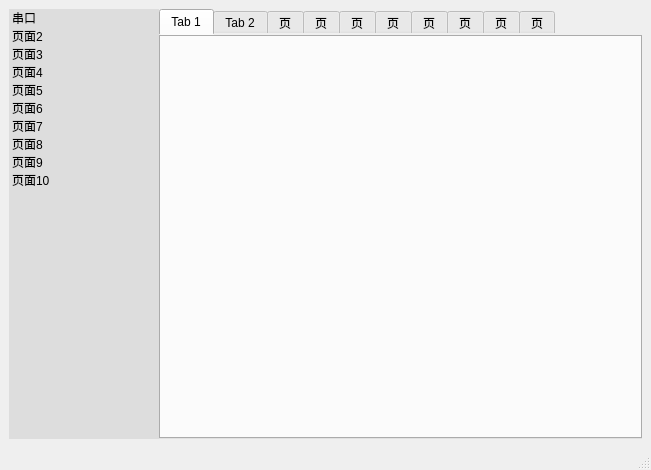
Qt form project_1/mainwindow.ui (DoveOutland/Graduation_Project) before a commit.
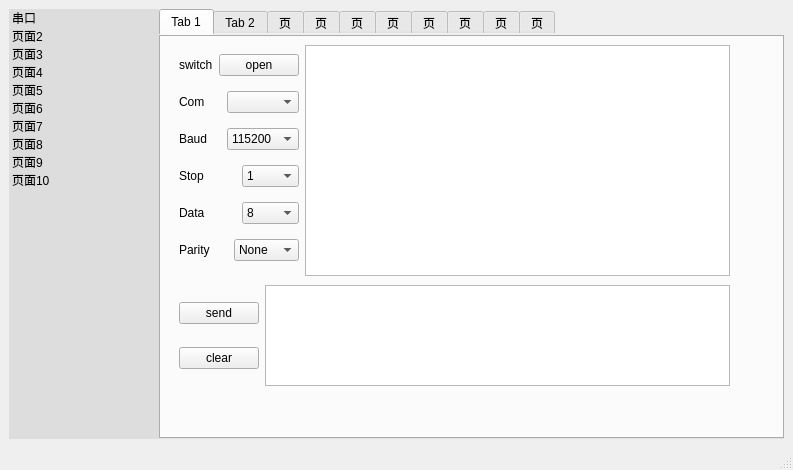
The same form after that commit. The open tabs and pages were chosen to show the change.

```diff
--- a/project_1/mainwindow.ui
+++ b/project_1/mainwindow.ui
@@ -6,7 +6,7 @@
    <rect>
     <x>0</x>
     <y>0</y>
-    <width>651</width>
+    <width>793</width>
     <height>470</height>
    </rect>
   </property>
@@ -108,6 +108,265 @@
          <attribute name="title">
           <string>Tab 1</string>
          </attribute>
+         <widget class="QWidget" name="">
+          <property name="geometry">
+           <rect>
+            <x>20</x>
+            <y>10</y>
+            <width>551</width>
+            <height>231</height>
+           </rect>
+          </property>
+          <layout class="QHBoxLayout" name="horizontalLayout_12" stretch="1,4">
+           <item>
+            <layout class="QVBoxLayout" name="verticalLayout">
+             <item>
+              <layout class="QHBoxLayout" name="horizontalLayout_10">
+               <item>
+                <widget class="QLabel" name="label">
+                 <property name="text">
+                  <string>switch</string>
+                 </property>
+                </widget>
+               </item>
+               <item>
+                <widget class="QPushButton" name="pushButton_2">
+                 <property name="text">
+                  <string>open</string>
+                 </property>
+                </widget>
+               </item>
+              </layout>
+             </item>
+             <item>
+              <layout class="QHBoxLayout" name="horizontalLayout_8" stretch="0,0">
+               <item>
+                <widget class="QLabel" name="label_7">
+                 <property name="text">
+                  <string>Com</string>
+                 </property>
+                </widget>
+               </item>
+               <item>
+                <widget class="QComboBox" name="comboBox_7"/>
+               </item>
+              </layout>
+             </item>
+             <item>
+              <layout class="QHBoxLayout" name="horizontalLayout_3" stretch="0,0">
+               <item>
+                <widget class="QLabel" name="label_2">
+                 <property name="text">
+                  <string>Baud</string>
+                 </property>
+                </widget>
+               </item>
+               <item>
+                <widget class="QComboBox" name="comboBox_2">
+                 <item>
+                  <property name="text">
+                   <string>115200</string>
+                  </property>
+                 </item>
+                 <item>
+                  <property name="text">
+                   <string>57600</string>
+                  </property>
+                 </item>
+                 <item>
+                  <property name="text">
+                   <string>38400</string>
+                  </property>
+                 </item>
+                 <item>
+                  <property name="text">
+                   <string>19200</string>
+                  </property>
+                 </item>
+                 <item>
+                  <property name="text">
+                   <string>9600</string>
+                  </property>
+                 </item>
+                 <item>
+                  <property name="text">
+                   <string>4800</string>
+                  </property>
+                 </item>
+                 <item>
+                  <property name="text">
+                   <string>2400</string>
+                  </property>
+                 </item>
+                 <item>
+                  <property name="text">
+                   <string>1200</string>
+                  </property>
+                 </item>
+                 <item>
+                  <property name="text">
+                   <string>-1</string>
+                  </property>
+                 </item>
+                </widget>
+               </item>
+              </layout>
+             </item>
+             <item>
+              <layout class="QHBoxLayout" name="horizontalLayout_4" stretch="0,0">
+               <item>
+                <widget class="QLabel" name="label_3">
+                 <property name="text">
+                  <string>Stop</string>
+                 </property>
+                </widget>
+               </item>
+               <item>
+                <widget class="QComboBox" name="comboBox_3">
+                 <item>
+                  <property name="text">
+                   <string>1</string>
+                  </property>
+                 </item>
+                 <item>
+                  <property name="text">
+                   <string>2</string>
+                  </property>
+                 </item>
+                 <item>
+                  <property name="text">
+                   <string>3</string>
+                  </property>
+                 </item>
+                 <item>
+                  <property name="text">
+                   <string>-1</string>
+                  </property>
+                 </item>
+                </widget>
+               </item>
+              </layout>
+             </item>
+             <item>
+              <layout class="QHBoxLayout" name="horizontalLayout_5" stretch="0,0">
+               <item>
+                <widget class="QLabel" name="label_4">
+                 <property name="text">
+                  <string>Data</string>
+                 </property>
+                </widget>
+               </item>
+               <item>
+                <widget class="QComboBox" name="comboBox_4">
+                 <item>
+                  <property name="text">
+                   <string>8</string>
+                  </property>
+                 </item>
+                 <item>
+                  <property name="text">
+                   <string>7</string>
+                  </property>
+                 </item>
+                 <item>
+                  <property name="text">
+                   <string>6</string>
+                  </property>
+                 </item>
+                 <item>
+                  <property name="text">
+                   <string>5</string>
+                  </property>
+                 </item>
+                 <item>
+                  <property name="text">
+                   <string>-1</string>
+                  </property>
+                 </item>
+                </widget>
+               </item>
+              </layout>
+             </item>
+             <item>
+              <layout class="QHBoxLayout" name="horizontalLayout_6" stretch="0,0">
+               <item>
+                <widget class="QLabel" name="label_5">
+                 <property name="text">
+                  <string>Parity</string>
+                 </property>
+                </widget>
+               </item>
+               <item>
+                <widget class="QComboBox" name="comboBox_5">
+                 <item>
+                  <property name="text">
+                   <string>None</string>
+                  </property>
+                 </item>
+                 <item>
+                  <property name="text">
+                   <string>Even</string>
+                  </property>
+                 </item>
+                 <item>
+                  <property name="text">
+                   <string>Odd</string>
+                  </property>
+                 </item>
+                 <item>
+                  <property name="text">
+                   <string>Space</string>
+                  </property>
+                 </item>
+                 <item>
+                  <property name="text">
+                   <string>Mark</string>
+                  </property>
+                 </item>
+                </widget>
+               </item>
+              </layout>
+             </item>
+            </layout>
+           </item>
+           <item>
+            <widget class="QTextBrowser" name="textBrowser"/>
+           </item>
+          </layout>
+         </widget>
+         <widget class="QWidget" name="">
+          <property name="geometry">
+           <rect>
+            <x>20</x>
+            <y>250</y>
+            <width>551</width>
+            <height>101</height>
+           </rect>
+          </property>
+          <layout class="QHBoxLayout" name="horizontalLayout_11">
+           <item>
+            <layout class="QVBoxLayout" name="verticalLayout_2">
+             <item>
+              <widget class="QPushButton" name="pushButton">
+               <property name="text">
+                <string>send</string>
+               </property>
+              </widget>
+             </item>
+             <item>
+              <widget class="QPushButton" name="pushButton_3">
+               <property name="text">
+                <string>clear</string>
+               </property>
+              </widget>
+             </item>
+            </layout>
+           </item>
+           <item>
+            <widget class="QTextEdit" name="textEdit"/>
+           </item>
+          </layout>
+         </widget>
         </widget>
         <widget class="QWidget" name="tab_2">
          <attribute name="title">
```
Left out of the diff: 4 changed lines with no effect on the pictures.
